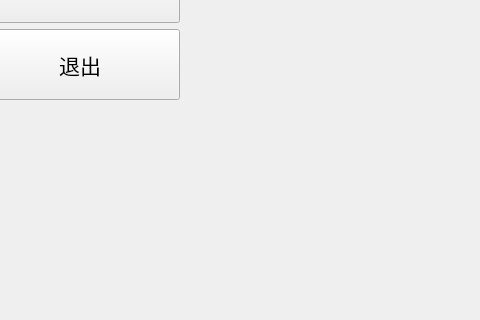
GoldenSeS/Tetris_Golden, file mainscene.ui: the form before one commit; both pictures show x 320 to 800 and y 680 to 1000 of the 800 by 1000 pixel window.
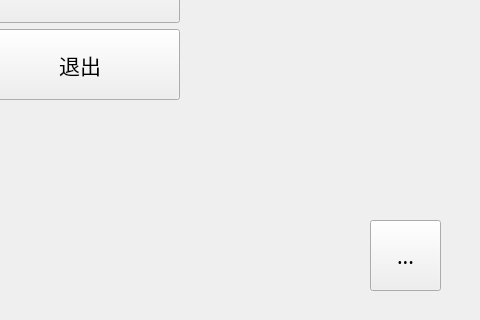
The form after the commit.

The edit to the form file:
```diff
--- a/mainscene.ui
+++ b/mainscene.ui
@@ -188,6 +188,25 @@
     <string>...</string>
    </property>
   </widget>
+  <widget class="QToolButton" name="moonBtn">
+   <property name="geometry">
+    <rect>
+     <x>690</x>
+     <y>900</y>
+     <width>71</width>
+     <height>71</height>
+    </rect>
+   </property>
+   <property name="font">
+    <font>
+     <family>Agency FB</family>
+     <pointsize>16</pointsize>
+    </font>
+   </property>
+   <property name="text">
+    <string>...</string>
+   </property>
+  </widget>
  </widget>
  <resources/>
  <connections/>
```
